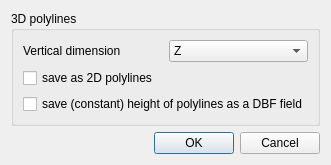
CloudCompare/CloudCompare, file libs/qCC_io/ui_templates/saveSHPFileDlg.ui: the form before one commit.
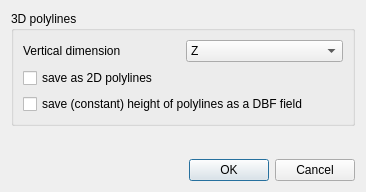
The form after the commit.

Patch:
```diff
--- a/libs/qCC_io/ui_templates/saveSHPFileDlg.ui
+++ b/libs/qCC_io/ui_templates/saveSHPFileDlg.ui
@@ -6,8 +6,8 @@
    <rect>
     <x>0</x>
     <y>0</y>
-    <width>295</width>
-    <height>154</height>
+    <width>366</width>
+    <height>192</height>
    </rect>
   </property>
   <property name="windowTitle">
```
Left out of the diff: 6 changed lines with no effect on the pictures.
